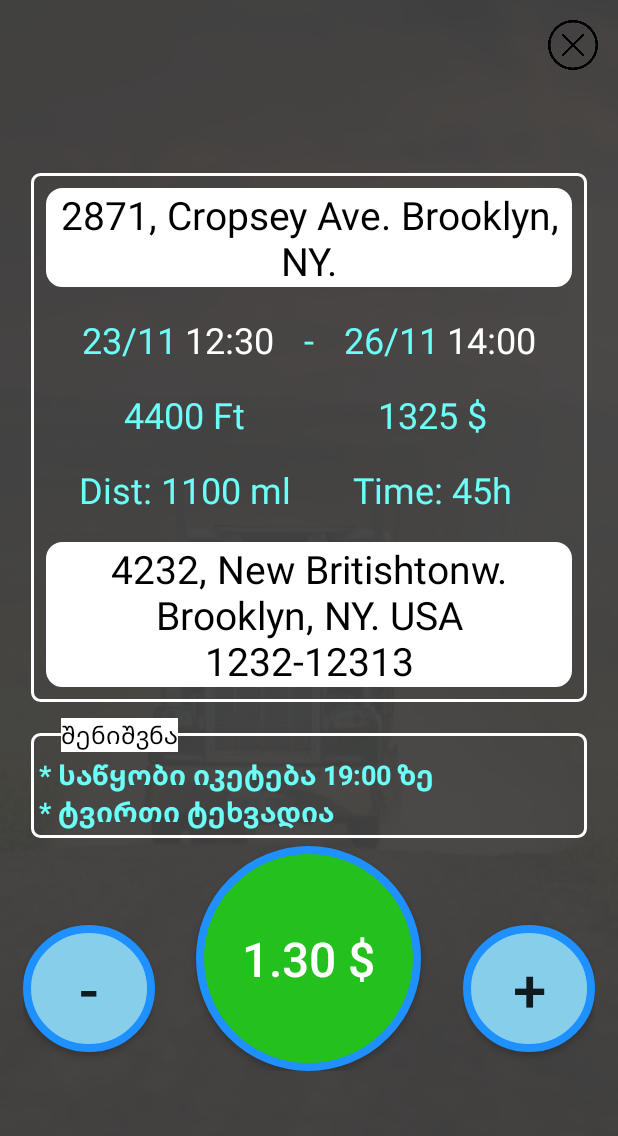
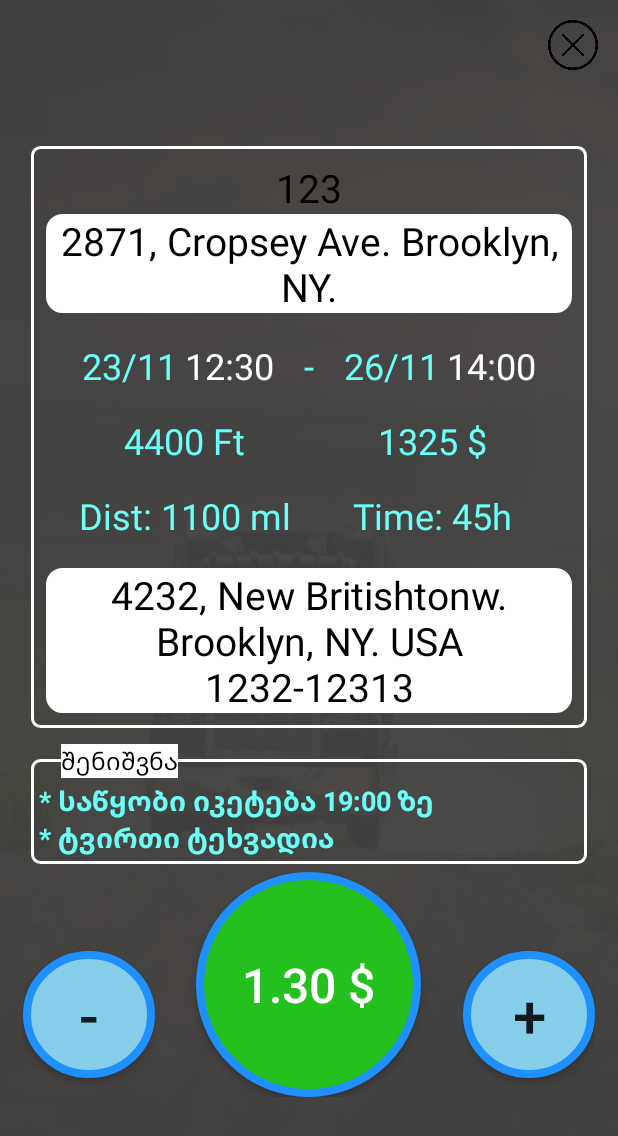
Before and after one commit to pertooo/NaviTruck, an Android app: the NotifyTaskReceived screen opened directly, with no data from a screen before it, after a tap on "1.30 $", on a phone screen of 412 x 824 dp. Shown: the top 1136 px of the screen. Run offline under Robolectric (Android 15) with nearby library versions, the phone set to English and light mode, and no system bars; network calls fail.

Commit message:
Accept task

```diff
--- a/app/src/main/java/com/example/navitruck/Utils/Constants.java
+++ b/app/src/main/java/com/example/navitruck/Utils/Constants.java
@@ -2,7 +2,7 @@ package com.example.navitruck.Utils;
 
 public class Constants {
 
-    public static String API_BASE_URL = "http://172.20.10.3:8080"; //192.168.1.8
+    public static String API_BASE_URL = "http://192.168.1.9:8080"; //172.20.10.3
     public static String HEADER_STRING = "Authorization";
 
     public static String SETTINGS = "mysettings";
--- a/app/src/main/java/com/example/navitruck/network/TaskClient.java
+++ b/app/src/main/java/com/example/navitruck/network/TaskClient.java
@@ -22,11 +22,12 @@ import retrofit2.http.Query;
 
 public interface TaskClient {
 
-    @POST("/task/accept")
+    @POST("/cargo_truck_user/accept")
     Call<ResponseTaskDTO<Object>> accept(
-            @Query("taskId") long taskId,
+            @Query("cargoId") long cargoId,
             @Query("userId") long userId,
-            @Query("fee") double fee
+            @Query("offer") double offer,
+            @Query("accepted") boolean accepted
     );
 
 //    @Multipart
--- a/app/src/main/java/com/example/navitruck/network/rest/TaskRestClient.java
+++ b/app/src/main/java/com/example/navitruck/network/rest/TaskRestClient.java
@@ -73,7 +73,7 @@ public class TaskRestClient {
 
     public void accept(long taskId, long userId, double fee, Callback<ResponseTaskDTO<Object>> cb){
 
-        Call<ResponseTaskDTO<Object>> call = client.accept(taskId, userId, fee);
+        Call<ResponseTaskDTO<Object>> call = client.accept(taskId, userId, fee, true);
         call.enqueue(cb);
     }
 
--- a/app/src/main/java/com/example/navitruck/screens/task/NotifyTaskReceived.java
+++ b/app/src/main/java/com/example/navitruck/screens/task/NotifyTaskReceived.java
@@ -11,6 +11,7 @@ import android.view.KeyEvent;
 import android.view.LayoutInflater;
 import android.view.View;
 import android.widget.Button;
+import android.widget.TextView;
 
 import androidx.appcompat.app.AppCompatActivity;
 import androidx.fragment.app.Fragment;
@@ -42,6 +43,8 @@ public class NotifyTaskReceived extends AppCompatActivity implements TaskAcceptC
     private Button plusBtn;
     private Button minusBtn;
 
+    private TextView taskIDView;
+
     private SharedPreferences sharedPref;
     private SharedPreferences.Editor editor;
 
@@ -57,6 +60,7 @@ public class NotifyTaskReceived extends AppCompatActivity implements TaskAcceptC
 
         getSupportActionBar().hide();
         initViews(view);
+
         Bundle bundle = getIntent().getExtras();
         if(bundle!=null){
             Task task = (Task) bundle.getSerializable("task");
@@ -82,6 +86,8 @@ public class NotifyTaskReceived extends AppCompatActivity implements TaskAcceptC
 
         //TODO FOR MARI
 
+        taskIDView = view.findViewById(R.id.taskID);
+
         submitBtn = view.findViewById(R.id.accept_button);
         closeBtn = view.findViewById(R.id.close);
         plusBtn = view.findViewById(R.id.plus_button);
@@ -93,6 +99,7 @@ public class NotifyTaskReceived extends AppCompatActivity implements TaskAcceptC
     private void setVaues(Task task){
         //TODO FOR MARI
 
+        taskIDView.setText(task.getId()+"");
 
     }
     private void setListeners(){
@@ -121,8 +128,12 @@ public class NotifyTaskReceived extends AppCompatActivity implements TaskAcceptC
 
         submitBtn.setOnClickListener(view -> {
             startDialog();
+            int taskID = 0;
+            if(taskIDView.getText()!=null)
+                 taskID = Integer.parseInt(taskIDView.getText().toString());
+
             TaskRestClient client = new TaskRestClient(activity);
-            client.accept(7, 3, getSubmitPrice(), this);
+            client.accept(taskID, 121, getSubmitPrice(), this);
 
         });
 
--- a/app/src/main/res/layout/fragment_new_task.xml
+++ b/app/src/main/res/layout/fragment_new_task.xml
@@ -37,6 +37,17 @@
             android:orientation="vertical"
             android:background="@drawable/border_with_title"
             android:padding="10dp">
+
+            <TextView
+                android:id="@+id/taskID"
+                android:layout_width="match_parent"
+                android:layout_height="wrap_content"
+                android:textSize="26sp"
+                android:textColor="@color/black"
+                android:gravity="center"
+                android:maxLines="4"
+                android:text="123"
+                android:visibility="visible"/>
 
             <TextView
                 android:id="@+id/text_from"
--- a/app/src/main/res/xml/network_security_config.xml
+++ b/app/src/main/res/xml/network_security_config.xml
@@ -5,6 +5,7 @@
         <domain includeSubdomains="true">192.168.1.11</domain>
         <domain includeSubdomains="true">192.168.1.1</domain>
         <domain includeSubdomains="true">192.168.1.8</domain>
+        <domain includeSubdomains="true">192.168.1.9</domain>
         <domain includeSubdomains="true">192.168.1.7</domain>
         <domain includeSubdomains="true">172.20.10.1</domain>
         <domain includeSubdomains="true">172.20.10.3</domain>
```
Also changed, not shown: app/src/main/java/com/example/navitruck/dto/Task.java (+14 -3 lines), app/src/main/java/com/example/navitruck/service/MyFirebaseMessagingService.java (+9 -8 lines).
